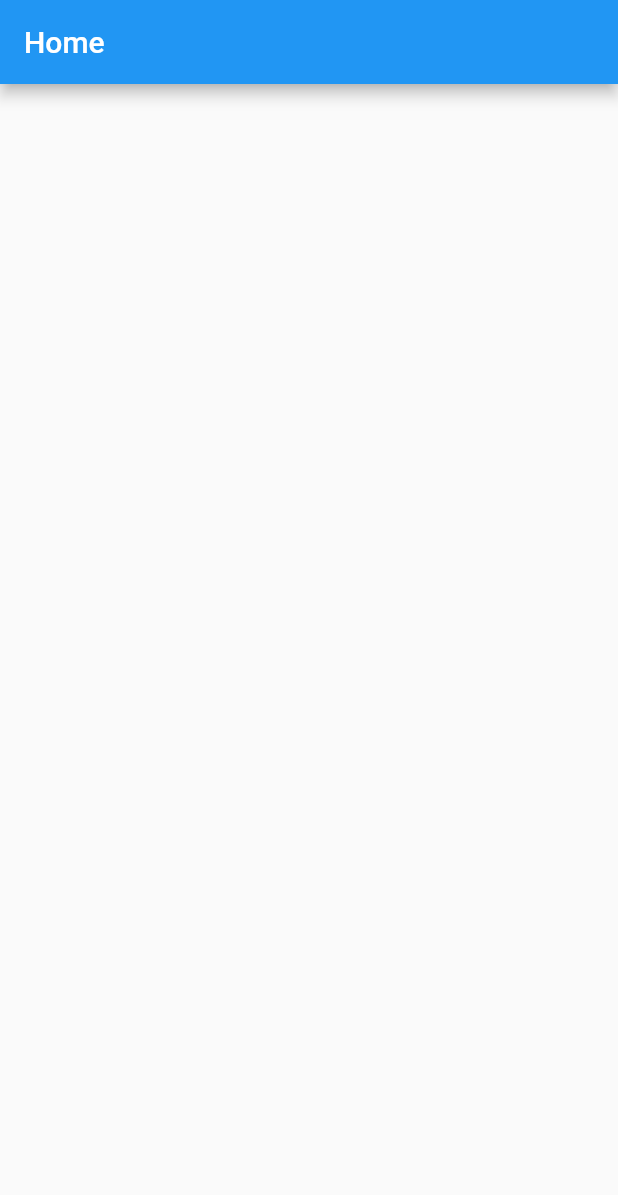
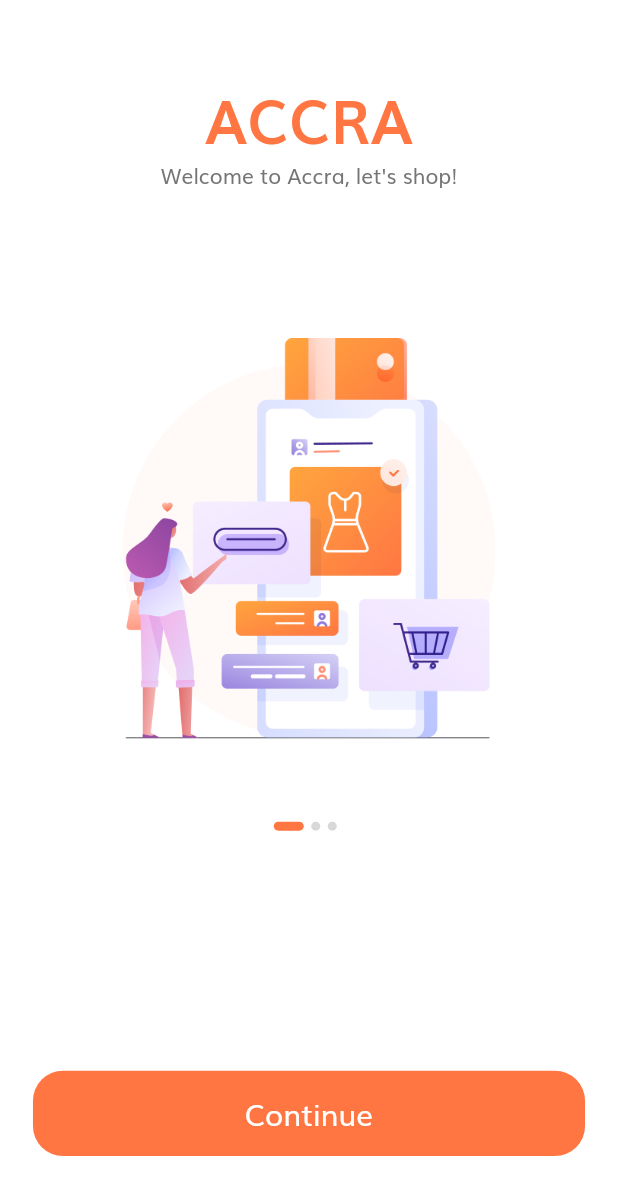
Before and after one commit to adutwum-soft/e-commernce-UI, a Flutter app: the screen it shows after launch, on a phone screen of 412 x 824 dp. Shown: the top 1195 px of the screen. Run offline on Flutter 3.47's test engine with Material 2 defaults, Android fonts, the phone set to English and light mode, and no system bars.

```diff
--- a/lib/main.dart
+++ b/lib/main.dart
@@ -1,4 +1,5 @@
-import 'package:e_commerce_ui/src/ui/home.dart';
+import 'package:e_commerce_ui/src/res/colors.dart';
+import 'package:e_commerce_ui/src/ui/splash/splash.dart';
 import 'package:flutter/material.dart';
 
 void main() {
@@ -14,9 +15,17 @@ class MyApp extends StatelessWidget {
     return MaterialApp(
       title: 'Flutter Demo',
       theme: ThemeData(
-        primarySwatch: Colors.blue,
-      ),
-      home: const Home(),
+          textTheme: const TextTheme(
+            bodyText1: TextStyle(color: AppColors.kTextColor),
+            bodyText2: TextStyle(color: AppColors.kTextColor),
+          ),
+          scaffoldBackgroundColor: Colors.white,
+          visualDensity: VisualDensity.adaptivePlatformDensity,
+          fontFamily: 'Muli'
+          // primarySwatch: Colors.blue,
+          ),
+      home: const Splash(),
+      debugShowCheckedModeBanner: false,
     );
   }
 }
--- /dev/null
+++ b/lib/src/res/anim.dart
@@ -0,0 +1,4 @@
+class AppAnim {
+  static const kAnimationDuration = Duration(milliseconds: 200);
+  static const defaultDuration = Duration(milliseconds: 250);
+}
--- /dev/null
+++ b/lib/src/res/colors.dart
@@ -0,0 +1,15 @@
+import 'package:flutter/material.dart';
+
+class AppColors {
+  static const kPrimaryColor = Color(0xFFFF7643);
+  static const kPrimaryLightColor = Color(0xFFFFECDF);
+
+  static const kPrimaryGradientColor = LinearGradient(
+    begin: Alignment.topLeft,
+    end: Alignment.bottomRight,
+    colors: [Color(0xFFFFA53E), Color(0xFFFF7643)],
+  );
+
+  static const kSecondaryColor = Color(0xFF979797);
+  static const kTextColor = Color(0xFF757575);
+}
--- /dev/null
+++ b/lib/src/res/dimen.dart
@@ -0,0 +1,29 @@
+import 'package:flutter/material.dart';
+
+class AppDimen {
+  static late MediaQueryData _mediaQueryData;
+  static late double screenWidth;
+  static late double screenHeight;
+  static double? defaultSize;
+  static Orientation? orientation;
+
+  void init(BuildContext context) {
+    _mediaQueryData = MediaQuery.of(context);
+    screenWidth = _mediaQueryData.size.width;
+    screenHeight = _mediaQueryData.size.height;
+    orientation = _mediaQueryData.orientation;
+  }
+
+  // Get the proportionate height as per screen size
+  static double getProportionateScreenHeight(double inputHeight) {
+    double screenHeight = AppDimen.screenHeight;
+    // 812 is the layout height that designer use
+    return (inputHeight / 812.0) * screenHeight;
+  }
+
+  static double getProportionateScreenWidth(double inputWidth) {
+    double screenWidth = AppDimen.screenWidth;
+    // 375 is the layout width that designer use
+    return (inputWidth / 375.0) * screenWidth;
+  }
+}
--- /dev/null
+++ b/lib/src/res/strings.dart
@@ -0,0 +1,13 @@
+class AppStrings {
+  // Form Error
+  final RegExp emailValidatorRegExp =
+      RegExp(r"^[a-zA-Z0-9.]+@[a-zA-Z0-9]+\.[a-zA-Z]+");
+  static const String kEmailNullError = "Please Enter your email";
+  static const String kInvalidEmailError = "Please Enter Valid Email";
+  static const String kPassNullError = "Please Enter your password";
+  static const String kShortPassError = "Password is too short";
+  static const String kMatchPassError = "Passwords don't match";
+  static const String kNamelNullError = "Please Enter your name";
+  static const String kPhoneNumberNullError = "Please Enter your phone number";
+  static const String kAddressNullError = "Please Enter your address";
+}
--- /dev/null
+++ b/lib/src/res/styles.dart
@@ -0,0 +1,32 @@
+import 'package:e_commerce_ui/src/res/colors.dart';
+import 'package:e_commerce_ui/src/res/dimen.dart';
+import 'package:flutter/material.dart';
+
+class AppStyles {
+  final headingStyle = TextStyle(
+    fontSize: AppDimen.getProportionateScreenWidth(28),
+    fontWeight: FontWeight.bold,
+    color: Colors.black,
+    height: 1.5,
+  );
+
+  final otpInputDecoration = InputDecoration(
+    contentPadding: EdgeInsets.symmetric(
+      vertical: AppDimen.getProportionateScreenWidth(15),
+    ),
+    border: outlineInputBorder(),
+    focusedBorder: outlineInputBorder(),
+    enabledBorder: outlineInputBorder(),
+  );
+
+  static OutlineInputBorder outlineInputBorder() {
+    return OutlineInputBorder(
+      borderRadius: BorderRadius.circular(
+        AppDimen.getProportionateScreenWidth(15),
+      ),
+      borderSide: const BorderSide(
+        color: AppColors.kTextColor,
+      ),
+    );
+  }
+}
--- /dev/null
+++ b/lib/src/ui/splash/splash.dart
@@ -0,0 +1,15 @@
+import 'package:e_commerce_ui/src/res/dimen.dart';
+import 'package:e_commerce_ui/src/widget/splash_body.dart';
+import 'package:flutter/material.dart';
+
+class Splash extends StatelessWidget {
+  const Splash({Key? key}) : super(key: key);
+
+  @override
+  Widget build(BuildContext context) {
+    AppDimen().init(context);
+    return Scaffold(
+      body: const SplashBody(),
+    );
+  }
+}
--- /dev/null
+++ b/lib/src/widget/default_button.dart
@@ -0,0 +1,41 @@
+import 'package:e_commerce_ui/src/res/colors.dart';
+import 'package:e_commerce_ui/src/res/dimen.dart';
+import 'package:flutter/material.dart';
+
+class DefaultButton extends StatelessWidget {
+  final String text;
+  final VoidCallback onPress;
+  const DefaultButton({
+    Key? key,
+    required this.text,
+    required this.onPress,
+  }) : super(key: key);
+
+  @override
+  Widget build(BuildContext context) {
+    return SizedBox(
+      width: MediaQuery.of(context).size.width,
+      height: AppDimen.getProportionateScreenHeight(56),
+      child: TextButton(
+        style: ButtonStyle(
+          backgroundColor: MaterialStateProperty.all(
+            AppColors.kPrimaryColor,
+          ),
+          shape: MaterialStateProperty.all<RoundedRectangleBorder>(
+            RoundedRectangleBorder(
+              borderRadius: BorderRadius.circular(20),
+            ),
+          ),
+        ),
+        onPressed: onPress,
+        child: Text(
+          text,
+          style: TextStyle(
+            fontSize: AppDimen.getProportionateScreenWidth(18),
+            color: Colors.white,
+          ),
+        ),
+      ),
+    );
+  }
+}
--- /dev/null
+++ b/lib/src/widget/splash_body.dart
@@ -0,0 +1,98 @@
+import 'package:e_commerce_ui/src/res/anim.dart';
+import 'package:e_commerce_ui/src/res/colors.dart';
+import 'package:e_commerce_ui/src/res/dimen.dart';
+import 'package:e_commerce_ui/src/widget/default_button.dart';
+import 'package:e_commerce_ui/src/widget/splash_content.dart';
+import 'package:flutter/material.dart';
+
+class SplashBody extends StatefulWidget {
+  const SplashBody({Key? key}) : super(key: key);
+
+  @override
+  _SplashBodyState createState() => _SplashBodyState();
+}
+
+class _SplashBodyState extends State<SplashBody> {
+  int currentPage = 0;
+  List<Map<String, String>> splashData = [
+    {
+      "text": "Welcome to Accra, let's shop!",
+      "image": "assets/images/splash_1.png",
+    },
+    {
+      "text": "We help peaople conect with store \naround Ghana",
+      "image": "assets/images/splash_2.png",
+    },
+    {
+      "text": "We show the easy way to shop. \nJust stay at home with us",
+      "image": "assets/images/splash_3.png",
+    }
+  ];
+  @override
+  Widget build(BuildContext context) {
+    return SafeArea(
+      child: SizedBox(
+        width: double.infinity,
+        child: Column(
+          children: <Widget>[
+            Expanded(
+              flex: 3,
+              child: PageView.builder(
+                onPageChanged: (newValue) {
+                  setState(() {
+                    currentPage = newValue;
+                  });
+                },
+                itemCount: splashData.length,
+                itemBuilder: (context, index) => SplashContent(
+                  text: splashData[index]['text']!,
+                  image: splashData[index]['image']!,
+                ),
+              ),
+            ),
+            Expanded(
+              flex: 2,
+              child: Padding(
+                padding: EdgeInsets.symmetric(
+                    horizontal: AppDimen.getProportionateScreenWidth(20)),
+                child: Column(
+                  children: <Widget>[
+                    const Spacer(),
+                    Row(
+                      mainAxisAlignment: MainAxisAlignment.center,
+                      children: List.generate(
+                        splashData.length,
+                        (index) => buildDot(index: index),
+                      ),
+                    ),
+                    const Spacer(flex: 3),
+                    DefaultButton(
+                      text: 'Continue',
+                      onPress: () {},
+                    ),
+                    const Spacer(),
+                  ],
+                ),
+              ),
+            ),
+          ],
+        ),
+      ),
+    );
+  }
+
+  AnimatedContainer buildDot({required int index}) {
+    return AnimatedContainer(
+      duration: AppAnim.kAnimationDuration,
+      margin: const EdgeInsets.only(right: 5),
+      height: 6,
+      width: currentPage == index ? 20 : 6,
+      decoration: BoxDecoration(
+        color: currentPage == index
+            ? AppColors.kPrimaryColor
+            : const Color(0xFFD8D8D8),
+        borderRadius: BorderRadius.circular(3),
+      ),
+    );
+  }
+}
--- /dev/null
+++ b/lib/src/widget/splash_content.dart
@@ -0,0 +1,36 @@
+import 'package:e_commerce_ui/src/res/colors.dart';
+import 'package:e_commerce_ui/src/res/dimen.dart';
+import 'package:flutter/material.dart';
+
+class SplashContent extends StatelessWidget {
+  final String text, image;
+  const SplashContent({
+    Key? key,
+    required this.text,
+    required this.image,
+  }) : super(key: key);
+
+  @override
+  Widget build(BuildContext context) {
+    return Column(
+      children: <Widget>[
+        const Spacer(),
+        Text(
+          'ACCRA',
+          style: TextStyle(
+            fontSize: AppDimen.getProportionateScreenWidth(36),
+            color: AppColors.kPrimaryColor,
+            fontWeight: FontWeight.bold,
+          ),
+        ),
+        Text(text, textAlign: TextAlign.center),
+        const Spacer(flex: 2),
+        Image.asset(
+          image,
+          height: AppDimen.getProportionateScreenHeight(265),
+          width: AppDimen.getProportionateScreenWidth(235),
+        ),
+      ],
+    );
+  }
+}
```
Also changed, not shown: pubspec.yaml (+13 -8 lines), pubspec.lock.
